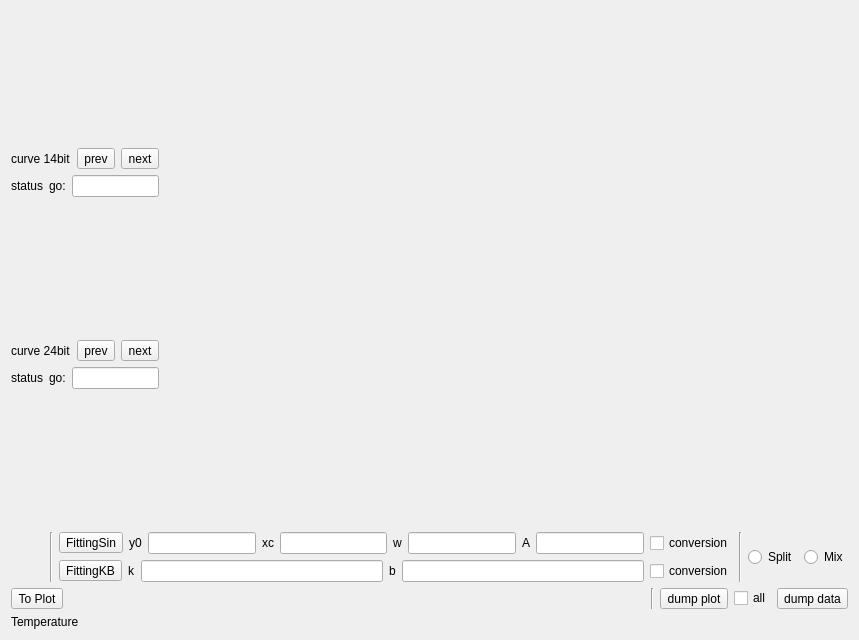
MRsoymilk/MySerial, file src/form/FormPlotHistory/formplothistory.ui: the form before one commit.
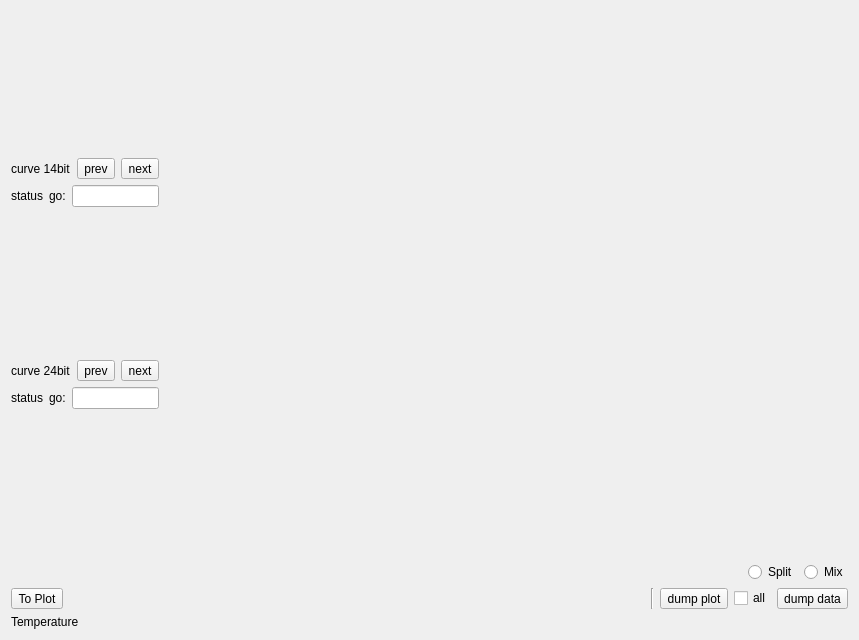
The form after the commit.

```diff
--- a/src/form/FormPlotHistory/formplothistory.ui
+++ b/src/form/FormPlotHistory/formplothistory.ui
@@ -29,120 +29,6 @@
        </property>
       </spacer>
      </item>
-     <item>
-      <widget class="Line" name="line_2">
-       <property name="orientation">
-        <enum>Qt::Orientation::Vertical</enum>
-       </property>
-      </widget>
-     </item>
-     <item>
-      <layout class="QVBoxLayout" name="vLayFitting">
-       <item>
-        <layout class="QHBoxLayout" name="hLayFittingSin">
-         <item>
-          <widget class="QToolButton" name="tBtnFittingSin">
-           <property name="text">
-            <string>FittingSin</string>
-           </property>
-          </widget>
-         </item>
-         <item>
-          <widget class="QLabel" name="label_y0">
-           <property name="text">
-            <string>y0</string>
-           </property>
-          </widget>
-         </item>
-         <item>
-          <widget class="QLineEdit" name="lineEdit_y0"/>
-         </item>
-         <item>
-          <widget class="QLabel" name="label_xc">
-           <property name="text">
-            <string>xc</string>
-           </property>
-          </widget>
-         </item>
-         <item>
-          <widget class="QLineEdit" name="lineEdit_xc"/>
-         </item>
-         <item>
-          <widget class="QLabel" name="label_w">
-           <property name="text">
-            <string>w</string>
-           </property>
-          </widget>
-         </item>
-         <item>
-          <widget class="QLineEdit" name="lineEdit_w"/>
-         </item>
-         <item>
-          <widget class="QLabel" name="label_A">
-           <property name="text">
-            <string>A</string>
-           </property>
-          </widget>
-         </item>
-         <item>
-          <widget class="QLineEdit" name="lineEdit_A"/>
-         </item>
-         <item>
-          <widget class="QCheckBox" name="checkBoxFittingSinConversion">
-           <property name="text">
-            <string>conversion</string>
-           </property>
-          </widget>
-         </item>
-        </layout>
-       </item>
-       <item>
-        <layout class="QHBoxLayout" name="hLayFittingKB">
-         <item>
-          <widget class="QToolButton" name="tBtnFittingKB">
-           <property name="text">
-            <string>FittingKB</string>
-           </property>
-          </widget>
-         </item>
-         <item>
-          <widget class="QLabel" name="labelK">
-           <property name="text">
-            <string>k</string>
-           </property>
-          </widget>
-         </item>
-         <item>
-          <widget class="QLineEdit" name="lineEditK"/>
-         </item>
-         <item>
-          <widget class="QLabel" name="labelB">
-           <property name="text">
-            <string>b</string>
-           </property>
-          </widget>
-         </item>
-         <item>
-          <widget class="QLineEdit" name="lineEditB"/>
-         </item>
-         <item>
-          <widget class="QCheckBox" name="checkBoxConversion">
-           <property name="text">
-            <string>conversion</string>
-           </property>
-          </widget>
-         </item>
-        </layout>
-       </item>
-      </layout>
-     </item>
-     <item>
-      <widget class="Line" name="line_3">
-       <property name="orientation">
-        <enum>Qt::Orientation::Vertical</enum>
-       </property>
-      </widget>
-     </item>
      <item>
       <widget class="QRadioButton" name="radioButtonSplit">
        <property name="text">
```
